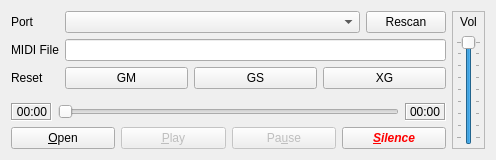
Before: the Qt Designer form midi_player.ui in LasDesu/MidiPlayer, drawn with Qt 5.
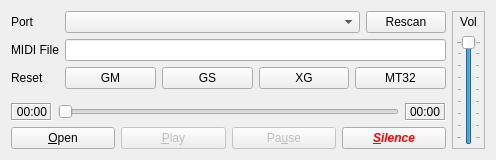
After: the same form once the commit is applied.

```diff
--- a/midi_player.ui
+++ b/midi_player.ui
@@ -95,6 +95,13 @@
             </property>
            </widget>
           </item>
+          <item>
+           <widget class="QPushButton" name="butResetMT32">
+            <property name="text">
+             <string>MT32</string>
+            </property>
+           </widget>
+          </item>
          </layout>
         </item>
        </layout>
```
